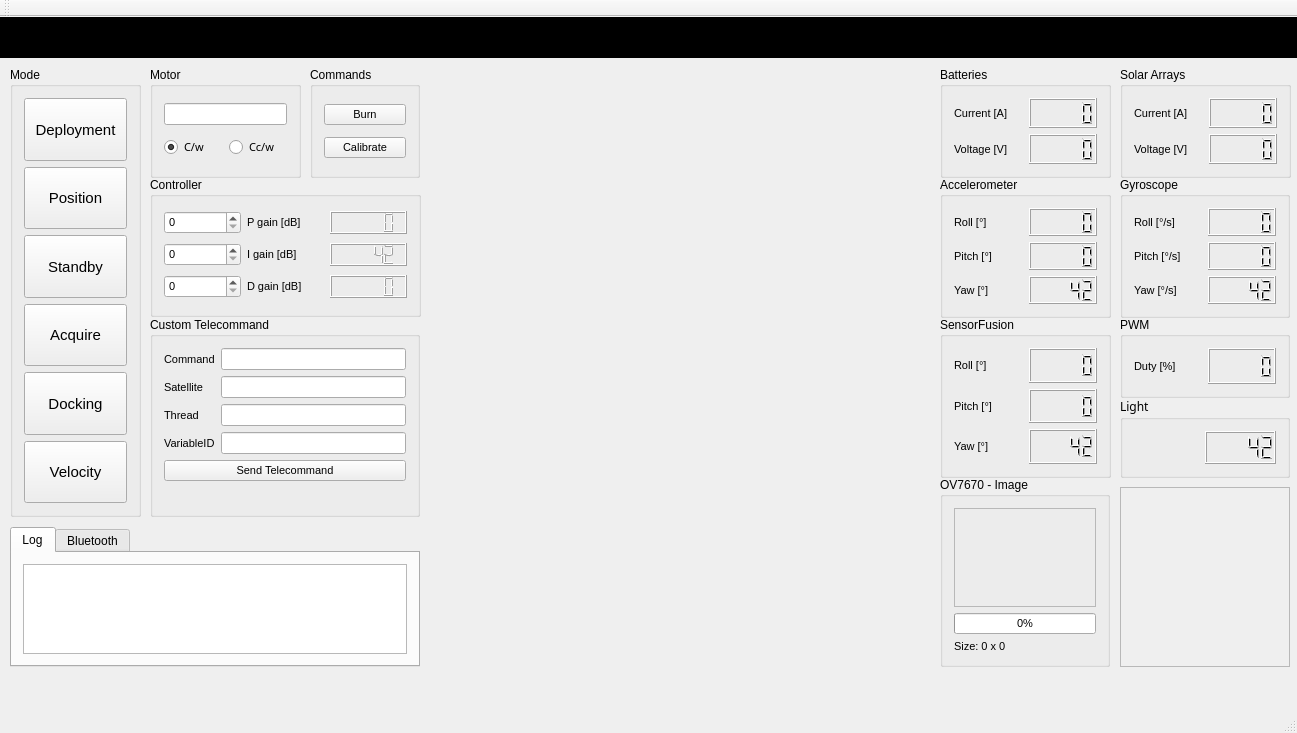
Angele-/FloatSat_GroundStation, file groundstation.ui: the form before one commit.
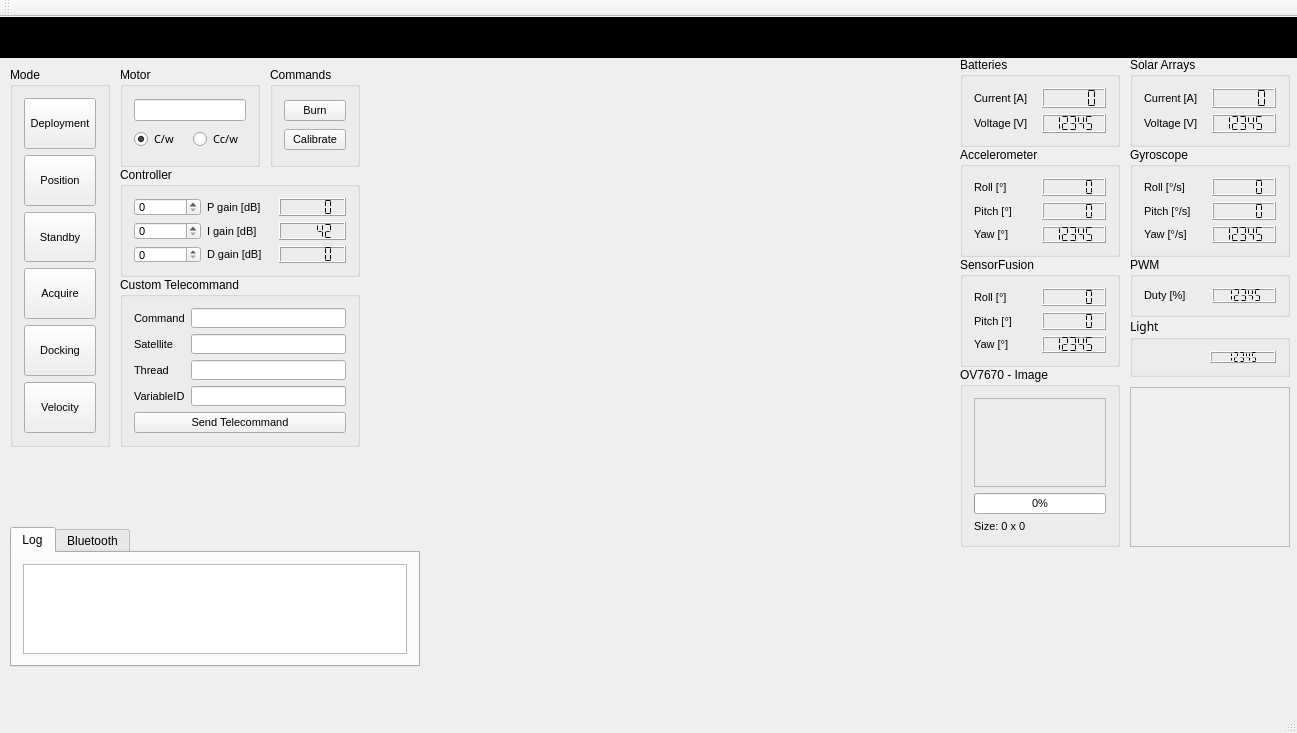
The form after the commit. Custom widgets are drawn as their Qt base class.

Commit message: Resizing...Again...Thank you, Luka.

Patch:
```diff
--- a/groundstation.ui
+++ b/groundstation.ui
@@ -138,10 +138,10 @@
    <widget class="QGroupBox" name="groupBox_CustomTelecommand">
     <property name="geometry">
      <rect>
-      <x>150</x>
-      <y>300</y>
-      <width>270</width>
-      <height>200</height>
+      <x>120</x>
+      <y>260</y>
+      <width>240</width>
+      <height>170</height>
      </rect>
     </property>
     <property name="font">
@@ -265,10 +265,10 @@
    <widget class="QGroupBox" name="groupBox_Motor">
     <property name="geometry">
      <rect>
-      <x>150</x>
+      <x>120</x>
       <y>50</y>
-      <width>151</width>
-      <height>111</height>
+      <width>140</width>
+      <height>100</height>
      </rect>
     </property>
     <property name="font">
@@ -332,10 +332,10 @@
    <widget class="QFrame" name="frame">
     <property name="geometry">
      <rect>
-      <x>1120</x>
-      <y>470</y>
-      <width>170</width>
-      <height>180</height>
+      <x>1130</x>
+      <y>370</y>
+      <width>160</width>
+      <height>160</height>
      </rect>
     </property>
     <property name="frameShape">
@@ -353,10 +353,10 @@
    <widget class="QGroupBox" name="groupBox_SolarArrays">
     <property name="geometry">
      <rect>
-      <x>1120</x>
-      <y>50</y>
-      <width>171</width>
-      <height>111</height>
+      <x>1130</x>
+      <y>40</y>
+      <width>160</width>
+      <height>90</height>
      </rect>
     </property>
     <property name="font">
@@ -392,6 +392,12 @@
          <pointsize>8</pointsize>
         </font>
        </property>
+       <property name="segmentStyle">
+        <enum>QLCDNumber::Flat</enum>
+       </property>
+       <property name="intValue" stdset="0">
+        <number>12345</number>
+       </property>
       </widget>
      </item>
      <item row="0" column="1">
@@ -401,6 +407,9 @@
          <pointsize>8</pointsize>
         </font>
        </property>
+       <property name="segmentStyle">
+        <enum>QLCDNumber::Flat</enum>
+       </property>
       </widget>
      </item>
      <item row="0" column="0">
@@ -422,10 +431,10 @@
    <widget class="QGroupBox" name="groupBox_Commands">
     <property name="geometry">
      <rect>
-      <x>310</x>
+      <x>270</x>
       <y>50</y>
-      <width>110</width>
-      <height>111</height>
+      <width>90</width>
+      <height>100</height>
      </rect>
     </property>
     <property name="font">
@@ -473,10 +482,10 @@
    <widget class="QGroupBox" name="groupBox_2">
     <property name="geometry">
      <rect>
-      <x>940</x>
-      <y>460</y>
-      <width>170</width>
-      <height>190</height>
+      <x>960</x>
+      <y>350</y>
+      <width>160</width>
+      <height>180</height>
      </rect>
     </property>
     <property name="font">
@@ -596,10 +605,10 @@
    <widget class="QGroupBox" name="groupBox_PWM">
     <property name="geometry">
      <rect>
-      <x>1120</x>
-      <y>300</y>
-      <width>170</width>
-      <height>81</height>
+      <x>1130</x>
+      <y>240</y>
+      <width>160</width>
+      <height>60</height>
      </rect>
     </property>
     <property name="font">
@@ -635,6 +644,12 @@
          <pointsize>8</pointsize>
         </font>
        </property>
+       <property name="segmentStyle">
+        <enum>QLCDNumber::Flat</enum>
+       </property>
+       <property name="intValue" stdset="0">
+        <number>12345</number>
+       </property>
       </widget>
      </item>
     </layout>
@@ -642,10 +657,10 @@
    <widget class="QGroupBox" name="groupBox_Batteries">
     <property name="geometry">
      <rect>
-      <x>940</x>
-      <y>50</y>
-      <width>171</width>
-      <height>111</height>
+      <x>960</x>
+      <y>40</y>
+      <width>160</width>
+      <height>90</height>
      </rect>
     </property>
     <property name="font">
@@ -681,6 +696,9 @@
          <pointsize>8</pointsize>
         </font>
        </property>
+       <property name="segmentStyle">
+        <enum>QLCDNumber::Flat</enum>
+       </property>
       </widget>
      </item>
      <item row="1" column="0">
@@ -704,6 +722,12 @@
          <pointsize>8</pointsize>
         </font>
        </property>
+       <property name="segmentStyle">
+        <enum>QLCDNumber::Flat</enum>
+       </property>
+       <property name="intValue" stdset="0">
+        <number>12345</number>
+       </property>
       </widget>
      </item>
     </layout>
@@ -711,10 +735,10 @@
    <widget class="QGroupBox" name="groupBox_Accelerometer">
     <property name="geometry">
      <rect>
-      <x>940</x>
-      <y>160</y>
-      <width>171</width>
-      <height>141</height>
+      <x>960</x>
+      <y>130</y>
+      <width>160</width>
+      <height>110</height>
      </rect>
     </property>
     <property name="font">
@@ -750,6 +774,9 @@
          <pointsize>8</pointsize>
         </font>
        </property>
+       <property name="segmentStyle">
+        <enum>QLCDNumber::Flat</enum>
+       </property>
       </widget>
      </item>
      <item row="2" column="1">
@@ -759,8 +786,11 @@
          <pointsize>8</pointsize>
         </font>
        </property>
+       <property name="segmentStyle">
+        <enum>QLCDNumber::Flat</enum>
+       </property>
        <property name="intValue" stdset="0">
-        <number>42</number>
+        <number>12345</number>
        </property>
       </widget>
      </item>
@@ -785,6 +815,9 @@
          <pointsize>8</pointsize>
         </font>
        </property>
+       <property name="segmentStyle">
+        <enum>QLCDNumber::Flat</enum>
+       </property>
       </widget>
      </item>
      <item row="1" column="0">
@@ -806,10 +839,10 @@
    <widget class="QGroupBox" name="groupBox_Gyroscope">
     <property name="geometry">
      <rect>
-      <x>1120</x>
-      <y>160</y>
-      <width>170</width>
-      <height>141</height>
+      <x>1130</x>
+      <y>130</y>
+      <width>160</width>
+      <height>110</height>
      </rect>
     </property>
     <property name="font">
@@ -865,8 +898,11 @@
          <pointsize>8</pointsize>
         </font>
        </property>
+       <property name="segmentStyle">
+        <enum>QLCDNumber::Flat</enum>
+       </property>
        <property name="intValue" stdset="0">
-        <number>42</number>
+        <number>12345</number>
        </property>
       </widget>
      </item>
@@ -891,6 +927,9 @@
          <pointsize>8</pointsize>
         </font>
        </property>
+       <property name="segmentStyle">
+        <enum>QLCDNumber::Flat</enum>
+       </property>
       </widget>
      </item>
      <item row="0" column="1">
@@ -900,6 +939,9 @@
          <pointsize>8</pointsize>
         </font>
        </property>
+       <property name="segmentStyle">
+        <enum>QLCDNumber::Flat</enum>
+       </property>
       </widget>
      </item>
     </layout>
@@ -907,10 +949,10 @@
    <widget class="QGroupBox" name="groupBox_SensorFusion">
     <property name="geometry">
      <rect>
-      <x>940</x>
-      <y>300</y>
-      <width>171</width>
-      <height>161</height>
+      <x>960</x>
+      <y>240</y>
+      <width>160</width>
+      <height>110</height>
      </rect>
     </property>
     <property name="font">
@@ -930,8 +972,16 @@
        <property name="font">
         <font>
          <pointsize>8</pointsize>
+         <weight>50</weight>
+         <bold>false</bold>
         </font>
        </property>
+       <property name="smallDecimalPoint">
+        <bool>false</bool>
+       </property>
+       <property name="segmentStyle">
+        <enum>QLCDNumber::Flat</enum>
+       </property>
       </widget>
      </item>
      <item row="1" column="0">
@@ -969,6 +1019,9 @@
          <pointsize>8</pointsize>
         </font>
        </property>
+       <property name="segmentStyle">
+        <enum>QLCDNumber::Flat</enum>
+       </property>
       </widget>
      </item>
      <item row="2" column="0">
@@ -992,8 +1045,11 @@
          <pointsize>8</pointsize>
         </font>
        </property>
+       <property name="segmentStyle">
+        <enum>QLCDNumber::Flat</enum>
+       </property>
        <property name="intValue" stdset="0">
-        <number>42</number>
+        <number>12345</number>
        </property>
       </widget>
      </item>
@@ -1004,8 +1060,8 @@
      <rect>
       <x>10</x>
       <y>50</y>
-      <width>131</width>
-      <height>450</height>
+      <width>100</width>
+      <height>380</height>
      </rect>
     </property>
     <property name="font">
@@ -1029,7 +1085,7 @@
        <property name="font">
         <font>
          <family>Segoe UI Symbol</family>
-         <pointsize>11</pointsize>
+         <pointsize>8</pointsize>
          <weight>50</weight>
          <bold>false</bold>
         </font>
@@ -1050,7 +1106,7 @@
        <property name="font">
         <font>
          <family>Segoe UI Symbol</family>
-         <pointsize>11</pointsize>
+         <pointsize>8</pointsize>
          <weight>50</weight>
          <bold>false</bold>
         </font>
@@ -1071,7 +1127,7 @@
        <property name="font">
         <font>
          <family>Segoe UI Symbol</family>
-         <pointsize>11</pointsize>
+         <pointsize>8</pointsize>
          <weight>50</weight>
          <bold>false</bold>
         </font>
@@ -1092,7 +1148,7 @@
        <property name="font">
         <font>
          <family>Segoe UI Symbol</family>
-         <pointsize>11</pointsize>
+         <pointsize>8</pointsize>
          <weight>50</weight>
          <bold>false</bold>
         </font>
@@ -1113,7 +1169,7 @@
        <property name="font">
         <font>
          <family>Segoe UI Symbol</family>
-         <pointsize>11</pointsize>
+         <pointsize>8</pointsize>
          <weight>50</weight>
          <bold>false</bold>
         </font>
@@ -1134,7 +1190,7 @@
        <property name="font">
         <font>
          <family>Segoe UI Symbol</family>
-         <pointsize>11</pointsize>
+         <pointsize>8</pointsize>
          <weight>50</weight>
          <bold>false</bold>
         </font>
@@ -1149,10 +1205,10 @@
    <widget class="QGroupBox" name="groupBox_Controller">
     <property name="geometry">
      <rect>
-      <x>150</x>
-      <y>160</y>
-      <width>271</width>
-      <height>140</height>
+      <x>120</x>
+      <y>150</y>
+      <width>240</width>
+      <height>110</height>
      </rect>
     </property>
     <property name="font">
@@ -1236,6 +1292,9 @@
          <pointsize>8</pointsize>
         </font>
        </property>
+       <property name="segmentStyle">
+        <enum>QLCDNumber::Flat</enum>
+       </property>
       </widget>
      </item>
      <item row="2" column="2">
@@ -1245,6 +1304,9 @@
          <pointsize>8</pointsize>
         </font>
        </property>
+       <property name="segmentStyle">
+        <enum>QLCDNumber::Flat</enum>
+       </property>
       </widget>
      </item>
      <item row="1" column="2">
@@ -1254,6 +1316,9 @@
          <pointsize>8</pointsize>
         </font>
        </property>
+       <property name="segmentStyle">
+        <enum>QLCDNumber::Flat</enum>
+       </property>
        <property name="intValue" stdset="0">
         <number>42</number>
        </property>
@@ -1275,10 +1340,10 @@
    <widget class="QGroupBox" name="groupBox_Light">
     <property name="geometry">
      <rect>
-      <x>1120</x>
-      <y>380</y>
-      <width>170</width>
-      <height>81</height>
+      <x>1130</x>
+      <y>300</y>
+      <width>160</width>
+      <height>60</height>
      </rect>
     </property>
     <property name="font">
@@ -1319,8 +1384,11 @@
          <pointsize>8</pointsize>
         </font>
        </property>
+       <property name="segmentStyle">
+        <enum>QLCDNumber::Flat</enum>
+       </property>
        <property name="intValue" stdset="0">
-        <number>42</number>
+        <number>12345</number>
        </property>
       </widget>
      </item>
```
